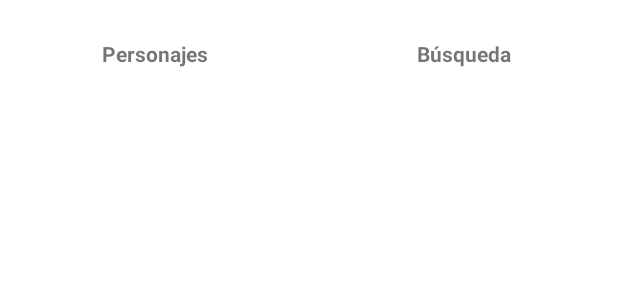
After one commit to AndreaMedinaRico/ExamenMoviles0710, an Android app: the layout main_navbar.xml on its own in the app's theme, with its tools: preview values and no code run, on a phone screen of 412 x 824 dp. The commit adds this screen. Shown: the top 300 px of the screen. Run offline under Robolectric (Android 15) with nearby library versions, the phone set to English and light mode, and no system bars.

Commit message:
feat(): barra de navegacion

```diff
--- a/app/build.gradle.kts
+++ b/app/build.gradle.kts
@@ -43,6 +43,7 @@ dependencies {
     implementation(libs.androidx.core.ktx)
     implementation(libs.androidx.appcompat)
     implementation(libs.material)
+    implementation(libs.navigation.fragment)
     testImplementation(libs.junit)
     androidTestImplementation(libs.androidx.junit)
     androidTestImplementation(libs.androidx.espresso.core)
--- a/app/src/main/java/com/example/kotlin/examenmoviles0710/framework/adapters/CharacterAdapter.kt
+++ b/app/src/main/java/com/example/kotlin/examenmoviles0710/framework/adapters/CharacterAdapter.kt
@@ -1,5 +1,6 @@
 package com.example.kotlin.examenmoviles0710.framework.adapters
 
+import android.content.Context
 import android.view.LayoutInflater
 import android.view.ViewGroup
 import androidx.recyclerview.widget.RecyclerView
@@ -12,7 +13,7 @@ class CharacterAdapter : RecyclerView.Adapter<CharacterViewHolder>() {
     private var data: List<Item> = emptyList() // Cambiar a List<Item>
 
     // Cambiar el constructor para aceptar una lista de Item
-    fun CharacterAdapter(basicData: List<Item>, context: MainActivity) {
+    fun CharacterAdapter(basicData: List<Item>, context: Context) {
         this.data = basicData
     }
 
--- /dev/null
+++ b/app/src/main/java/com/example/kotlin/examenmoviles0710/framework/viewmodel/SearchViewModel.kt
@@ -0,0 +1,6 @@
+package com.example.kotlin.examenmoviles0710.framework.viewmodel
+
+import androidx.lifecycle.ViewModel
+
+class SearchViewModel: ViewModel() {
+}
--- a/app/src/main/java/com/example/kotlin/examenmoviles0710/utils/Constants.kt
+++ b/app/src/main/java/com/example/kotlin/examenmoviles0710/utils/Constants.kt
@@ -3,4 +3,6 @@ package com.example.kotlin.examenmoviles0710.utils
 object Constants {
     const val BASE_URL = "https://dragonball-api.com/api/"
     const val MAX_CHARACTER_NUMBER = 10
+    const val MENU_CHAR = "CHARACTERS"
+    const val MENU_SEARCH = "SEARCH"
 }
--- /dev/null
+++ b/app/src/main/res/layout/main_navbar.xml
@@ -0,0 +1,42 @@
+<?xml version="1.0" encoding="utf-8"?>
+<LinearLayout
+    xmlns:android="http://schemas.android.com/apk/res/android"
+    android:layout_width="match_parent"
+    android:layout_height="wrap_content"
+    android:orientation="horizontal"
+    >
+    <LinearLayout        android:layout_width="match_parent"
+        android:layout_height="56dp"
+        android:layout_weight="0.5"
+        android:orientation="vertical"
+        android:id="@+id/llPokedex"
+        android:layout_gravity="center"
+        android:gravity="center"
+        >
+        <TextView            android:layout_width="match_parent"
+            android:layout_height="wrap_content"
+            android:text="Personajes"
+            android:textStyle="bold"
+            android:gravity="center"
+            />
+    </LinearLayout>    <View        android:layout_width="2dp"
+    android:layout_height="56dp"
+    android:layout_marginTop="8dp"
+    android:layout_marginBottom="8dp"
+    />
+    <LinearLayout        android:layout_width="match_parent"
+        android:layout_height="56dp"
+        android:layout_weight="0.5"
+        android:orientation="vertical"
+        android:id="@+id/llSearch"
+        android:layout_gravity="center"
+        android:gravity="center"
+        >
+
+        <TextView            android:layout_width="match_parent"
+            android:layout_height="wrap_content"
+            android:text="Búsqueda"
+            android:textStyle="bold"
+            android:gravity="center"
+            />
+    </LinearLayout></LinearLayout>
--- a/gradle/libs.versions.toml
+++ b/gradle/libs.versions.toml
@@ -17,6 +17,7 @@ dataBinding = "7.1.2"
 viewModel = "2.3.1"
 liveData = "2.3.1"
 navigationFragment = "2.8.0"
+navigationFragmentVersion = "2.8.2"
 
 [libraries]
 androidx-core-ktx = { group = "androidx.core", name = "core-ktx", version.ref = "coreKtx" }
@@ -37,6 +38,7 @@ dataBindingRuntime = { module = "androidx.databinding:databinding-runtime", vers
 viewModel = {module = "androidx.lifecycle:lifecycle-viewmodel-ktx", version.ref = "viewModel"}
 liveData = {module = "androidx.lifecycle:lifecycle-livedata-ktx", version.ref = "liveData"}
 androidx-navigation-fragment = { group = "androidx.navigation", name = "navigation-fragment", version.ref = "navigationFragment" }
+navigation-fragment = { group = "androidx.navigation", name = "navigation-fragment", version.ref = "navigationFragmentVersion" }
 
 [plugins]
 android-application = { id = "com.android.application", version.ref = "agp" }
```
Also changed, not shown: app/src/main/java/com/example/kotlin/examenmoviles0710/framework/views/activities/MainActivity.kt (+34 -23 lines), app/src/main/java/com/example/kotlin/examenmoviles0710/framework/views/fragments/BusquedaFragment.kt (added, +39 -0 lines), app/src/main/java/com/example/kotlin/examenmoviles0710/framework/views/fragments/CharacterFragment.kt (added, +75 -0 lines), app/src/main/res/layout/activity_main.xml (+15 -5 lines), app/src/main/res/layout/fragment_search.xml (added, +16 -0 lines).
